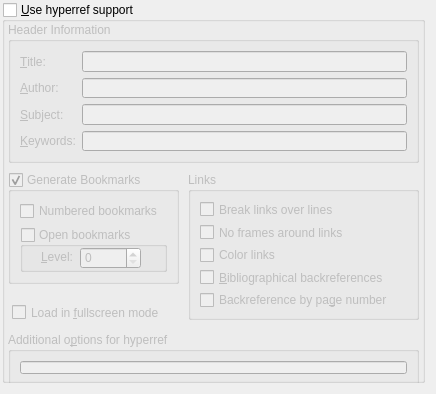
cburschka/lyx, file src/frontends/qt4/ui/PDFSupportUi.ui: the form before one commit.
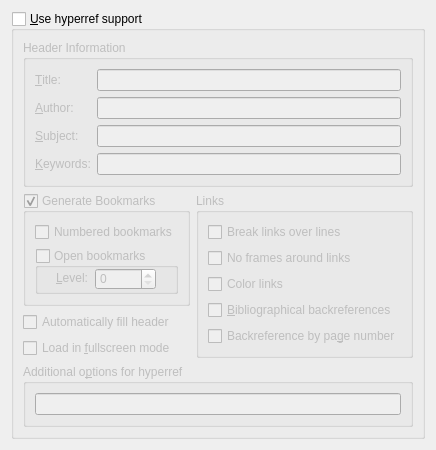
The form after the commit.

Commit message: PDFOptions: Pavel's final touches patch PDFSupportUi.ui: recreated dialog to fix the appearance in the dialog settings dialog

The edit to the form file:
```diff
--- a/src/frontends/qt4/ui/PDFSupportUi.ui
+++ b/src/frontends/qt4/ui/PDFSupportUi.ui
@@ -5,21 +5,18 @@
    <rect>
     <x>0</x>
     <y>0</y>
-    <width>436</width>
-    <height>394</height>
+    <width>427</width>
+    <height>398</height>
    </rect>
   </property>
+  <property name="windowTitle" >
+   <string>Form</string>
+  </property>
+  <layout class="QGridLayout" >
+   <item row="0" column="0" >
   <widget class="QGroupBox" name="use_hyperrefGB" >
-   <property name="geometry" >
-    <rect>
-     <x>2</x>
-     <y>2</y>
-     <width>423</width>
-     <height>381</height>
-    </rect>
-   </property>
-   <property name="toolTip" >
-    <string>Enable clickable crossreferences and header informations</string>
+     <property name="focusPolicy" >
+      <enum>Qt::StrongFocus</enum>
    </property>
    <property name="title" >
     <string>&amp;Use hyperref support</string>
@@ -30,83 +27,70 @@
    <property name="checked" >
     <bool>false</bool>
    </property>
-   <widget class="QGroupBox" name="groupBox_4" >
-    <property name="geometry" >
-     <rect>
-      <x>186</x>
-      <y>170</y>
-      <width>231</width>
-      <height>148</height>
-     </rect>
-    </property>
+     <layout class="QGridLayout" >
+      <item row="0" column="0" colspan="2" >
+       <widget class="QGroupBox" name="groupBox_2" >
     <property name="title" >
-     <string>Links</string>
+         <string>Header Information</string>
     </property>
     <layout class="QGridLayout" >
-     <property name="margin" >
-      <number>9</number>
-     </property>
-     <property name="spacing" >
-      <number>6</number>
-     </property>
-     <item row="2" column="0" >
-      <widget class="QCheckBox" name="colorlinksCB" >
-       <property name="text" >
-        <string>Color links</string>
-       </property>
-      </widget>
-     </item>
-     <item row="1" column="0" >
-      <widget class="QCheckBox" name="pdfborderCB" >
-       <property name="text" >
-        <string>No frames around links</string>
-       </property>
-       <property name="tristate" >
-        <bool>false</bool>
-       </property>
-      </widget>
-     </item>
      <item row="0" column="0" >
-      <widget class="QCheckBox" name="breaklinksCB" >
-       <property name="toolTip" >
-        <string>Allows link text to break across lines.</string>
-       </property>
+          <widget class="QLabel" name="titleL" >
+           <property name="text" >
+            <string>&amp;Title:</string>
+           </property>
+           <property name="buddy" >
+            <cstring>titleLE</cstring>
+           </property>
+          </widget>
+         </item>
+         <item row="0" column="1" >
+          <widget class="QLineEdit" name="titleLE" />
+         </item>
+         <item row="1" column="0" >
+          <widget class="QLabel" name="authorL" >
        <property name="text" >
-        <string>Break links over lines</string>
-       </property>
-      </widget>
-     </item>
+            <string>&amp;Author:</string>
+           </property>
+           <property name="buddy" >
+            <cstring>authorLE</cstring>
+           </property>
+          </widget>
+         </item>
+         <item row="1" column="1" >
+          <widget class="QLineEdit" name="authorLE" />
+         </item>
+         <item row="2" column="0" >
+          <widget class="QLabel" name="subjectL" >
+           <property name="text" >
+            <string>&amp;Subject:</string>
+           </property>
+           <property name="buddy" >
+            <cstring>subjectLE</cstring>
+           </property>
+          </widget>
+         </item>
+         <item row="2" column="1" >
+          <widget class="QLineEdit" name="subjectLE" />
+         </item>
      <item row="3" column="0" >
-      <widget class="QCheckBox" name="backrefCB" >
-       <property name="toolTip" >
-        <string>Adds "backlink" text to the end of each item in the bibliography</string>
-       </property>
+          <widget class="QLabel" name="keywordsL" >
        <property name="text" >
-        <string>&amp;Bibliographical backreferences</string>
+            <string>&amp;Keywords:</string>
+           </property>
+           <property name="buddy" >
+            <cstring>keywordsLE</cstring>
        </property>
       </widget>
      </item>
-     <item row="4" column="0" >
-      <widget class="QCheckBox" name="pagebackrefCB" >
-       <property name="toolTip" >
-        <string>Adds "backlink" text to the end of each item in the bibliography</string>
-       </property>
-       <property name="text" >
-        <string>Backreference by pa&amp;ge number</string>
-       </property>
-      </widget>
+         <item row="3" column="1" >
+          <widget class="QLineEdit" name="keywordsLE" />
      </item>
     </layout>
    </widget>
+      </item>
+      <item row="1" column="0" >
    <widget class="QGroupBox" name="bookmarksGB" >
-    <property name="geometry" >
-     <rect>
-      <x>6</x>
-      <y>170</y>
-      <width>171</width>
-      <height>112</height>
-     </rect>
-    </property>
     <property name="title" >
      <string>Generate Bookmarks</string>
     </property>
@@ -117,10 +101,22 @@
      <bool>true</bool>
     </property>
     <layout class="QGridLayout" >
-     <property name="margin" >
+         <property name="leftMargin" >
       <number>9</number>
      </property>
-     <property name="spacing" >
+         <property name="topMargin" >
+          <number>9</number>
+         </property>
+         <property name="rightMargin" >
+          <number>9</number>
+         </property>
+         <property name="bottomMargin" >
+          <number>9</number>
+         </property>
+         <property name="horizontalSpacing" >
+          <number>6</number>
+         </property>
+         <property name="verticalSpacing" >
       <number>6</number>
      </property>
      <item row="0" column="0" >
@@ -135,6 +131,9 @@
        <property name="title" >
         <string>Open bookmarks</string>
        </property>
+           <property name="flat" >
+            <bool>true</bool>
+           </property>
        <property name="checkable" >
         <bool>true</bool>
        </property>
@@ -174,15 +173,78 @@
      </item>
     </layout>
    </widget>
+      </item>
+      <item rowspan="3" row="1" column="1" >
+       <widget class="QGroupBox" name="groupBox_4" >
+        <property name="title" >
+         <string>Links</string>
+        </property>
+        <property name="checkable" >
+         <bool>false</bool>
+        </property>
+        <layout class="QGridLayout" >
+         <item row="0" column="0" >
+          <widget class="QCheckBox" name="breaklinksCB" >
+           <property name="toolTip" >
+            <string>Allows link text to break across lines.</string>
+           </property>
+           <property name="text" >
+            <string>Break links over lines</string>
+           </property>
+          </widget>
+         </item>
+         <item row="1" column="0" >
+          <widget class="QCheckBox" name="pdfborderCB" >
+           <property name="text" >
+            <string>No frames around links</string>
+           </property>
+           <property name="tristate" >
+            <bool>false</bool>
+           </property>
+          </widget>
+         </item>
+         <item row="2" column="0" >
+          <widget class="QCheckBox" name="colorlinksCB" >
+           <property name="text" >
+            <string>Color links</string>
+           </property>
+          </widget>
+         </item>
+         <item row="3" column="0" >
+          <widget class="QCheckBox" name="backrefCB" >
+           <property name="toolTip" >
+            <string>Adds "backlink" text to the end of each item in the bibliography</string>
+           </property>
+           <property name="text" >
+            <string>&amp;Bibliographical backreferences</string>
+           </property>
+          </widget>
+         </item>
+         <item row="4" column="0" >
+          <widget class="QCheckBox" name="pagebackrefCB" >
+           <property name="toolTip" >
+            <string>Adds "backlink" text to the end of each item in the bibliography</string>
+           </property>
+           <property name="text" >
+            <string>Backreference by pa&amp;ge number</string>
+           </property>
+          </widget>
+         </item>
+        </layout>
+       </widget>
+      </item>
+      <item row="2" column="0" >
+       <widget class="QCheckBox" name="pdfusetitleCB" >
+        <property name="toolTip" >
+         <string>If not stated explicitly, fill title and author from appropriate environments</string>
+        </property>
+        <property name="text" >
+         <string>Automatically fill header</string>
+        </property>
+       </widget>
+      </item>
+      <item row="3" column="0" >
    <widget class="QCheckBox" name="fullscreenCB" >
-    <property name="geometry" >
-     <rect>
-      <x>10</x>
-      <y>300</y>
-      <width>161</width>
-      <height>21</height>
-     </rect>
-    </property>
     <property name="toolTip" >
      <string>Enable fullscreen PDF presentation</string>
     </property>
@@ -190,93 +252,14 @@
      <string>Load in &amp;fullscreen mode</string>
     </property>
    </widget>
-   <widget class="QGroupBox" name="groupBox_2" >
-    <property name="geometry" >
-     <rect>
-      <x>6</x>
-      <y>20</y>
-      <width>411</width>
-      <height>141</height>
-     </rect>
-    </property>
-    <property name="title" >
-     <string>Header Information</string>
-    </property>
-    <layout class="QGridLayout" >
-     <property name="margin" >
-      <number>9</number>
-     </property>
-     <property name="spacing" >
-      <number>6</number>
-     </property>
-     <item row="1" column="1" >
-      <widget class="QLineEdit" name="authorLE" />
-     </item>
-     <item row="0" column="1" >
-      <widget class="QLineEdit" name="titleLE" />
-     </item>
-     <item row="0" column="0" >
-      <widget class="QLabel" name="titleL" >
-       <property name="text" >
-        <string>&amp;Title:</string>
-       </property>
-       <property name="buddy" >
-        <cstring>titleLE</cstring>
-       </property>
-      </widget>
-     </item>
-     <item row="1" column="0" >
-      <widget class="QLabel" name="authorL" >
-       <property name="text" >
-        <string>&amp;Author:</string>
-       </property>
-       <property name="buddy" >
-        <cstring>authorLE</cstring>
-       </property>
-      </widget>
-     </item>
-     <item row="2" column="0" >
-      <widget class="QLabel" name="subjectL" >
-       <property name="text" >
-        <string>&amp;Subject:</string>
-       </property>
-       <property name="buddy" >
-        <cstring>subjectLE</cstring>
-       </property>
-      </widget>
-     </item>
-     <item row="3" column="0" >
-      <widget class="QLabel" name="keywordsL" >
-       <property name="text" >
-        <string>&amp;Keywords:</string>
-       </property>
-       <property name="buddy" >
-        <cstring>keywordsLE</cstring>
-       </property>
-      </widget>
-     </item>
-     <item row="3" column="1" >
-      <widget class="QLineEdit" name="keywordsLE" />
-     </item>
-     <item row="2" column="1" >
-      <widget class="QLineEdit" name="subjectLE" />
-     </item>
-    </layout>
-   </widget>
+      </item>
+      <item row="4" column="0" colspan="2" >
    <widget class="QGroupBox" name="groupBox_3" >
-    <property name="geometry" >
-     <rect>
-      <x>6</x>
-      <y>330</y>
-      <width>411</width>
-      <height>54</height>
-     </rect>
-    </property>
     <property name="title" >
      <string>Additional o&amp;ptions for hyperref</string>
     </property>
     <property name="flat" >
-     <bool>true</bool>
+         <bool>false</bool>
     </property>
     <property name="checkable" >
      <bool>false</bool>
@@ -285,14 +268,14 @@
      <bool>false</bool>
     </property>
     <layout class="QGridLayout" >
-     <property name="margin" >
-      <number>9</number>
-     </property>
-     <property name="spacing" >
-      <number>6</number>
-     </property>
      <item row="0" column="0" >
       <widget class="QLineEdit" name="optionsLE" >
+           <property name="sizePolicy" >
+            <sizepolicy vsizetype="Fixed" hsizetype="Expanding" >
+             <horstretch>0</horstretch>
+             <verstretch>0</verstretch>
+            </sizepolicy>
+           </property>
        <property name="toolTip" >
         <string>eg: pdfstartview=XYZ, plainpages=false, pdfpagelabels</string>
        </property>
@@ -300,7 +283,11 @@
      </item>
     </layout>
    </widget>
-  </widget>
+      </item>
+     </layout>
+    </widget>
+   </item>
+  </layout>
  </widget>
  <includes>
   <include location="local" >qt_helpers.h</include>
```
Left out of the diff: 3 changed lines with no effect on the pictures. Lines whose indentation alone changed are shown as unchanged. The commit also changes 3 other files.
